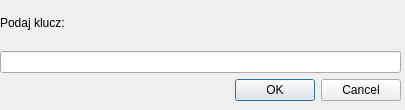
Above: ui/channel_key.ui from gitter-badger/simplechatclient before the change. Below: the same form after it.
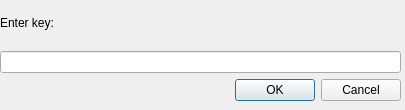
That is the form after the change. Icons and pictures are not drawn.

```diff
--- a/ui/channel_key.ui
+++ b/ui/channel_key.ui
@@ -42,7 +42,7 @@
     <item>
      <widget class="QLabel" name="label">
       <property name="text">
-       <string>Podaj klucz:</string>
+       <string>Enter key:</string>
       </property>
      </widget>
     </item>
```
Left out of the diff: 2 changed lines with no effect on the pictures.
